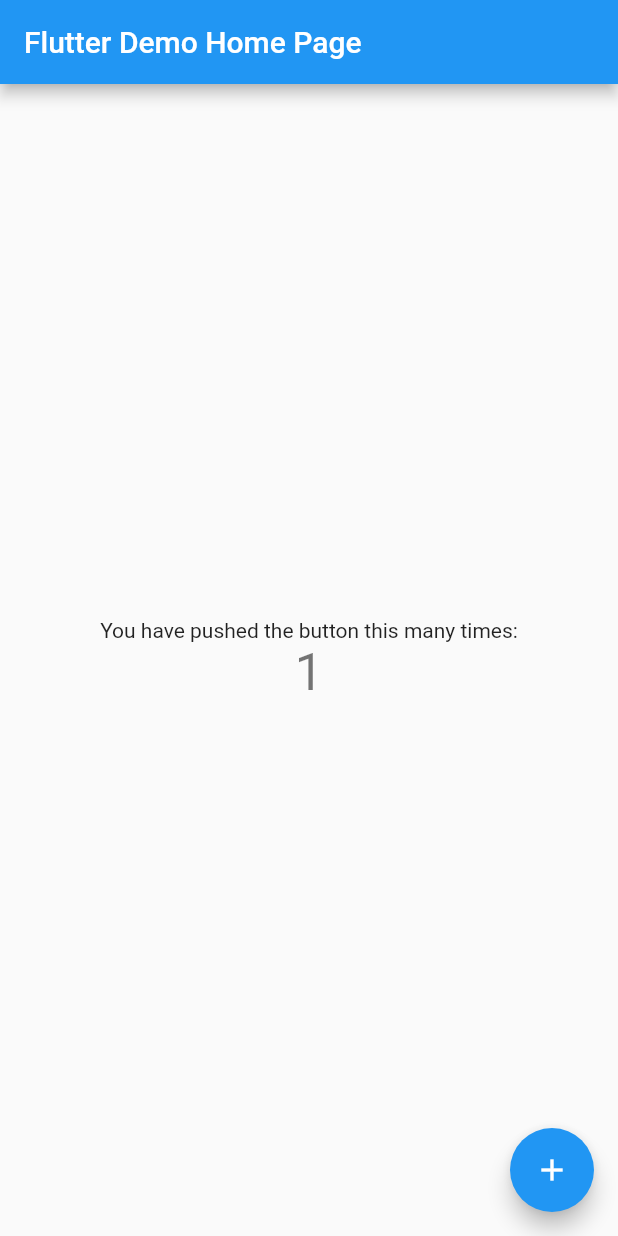
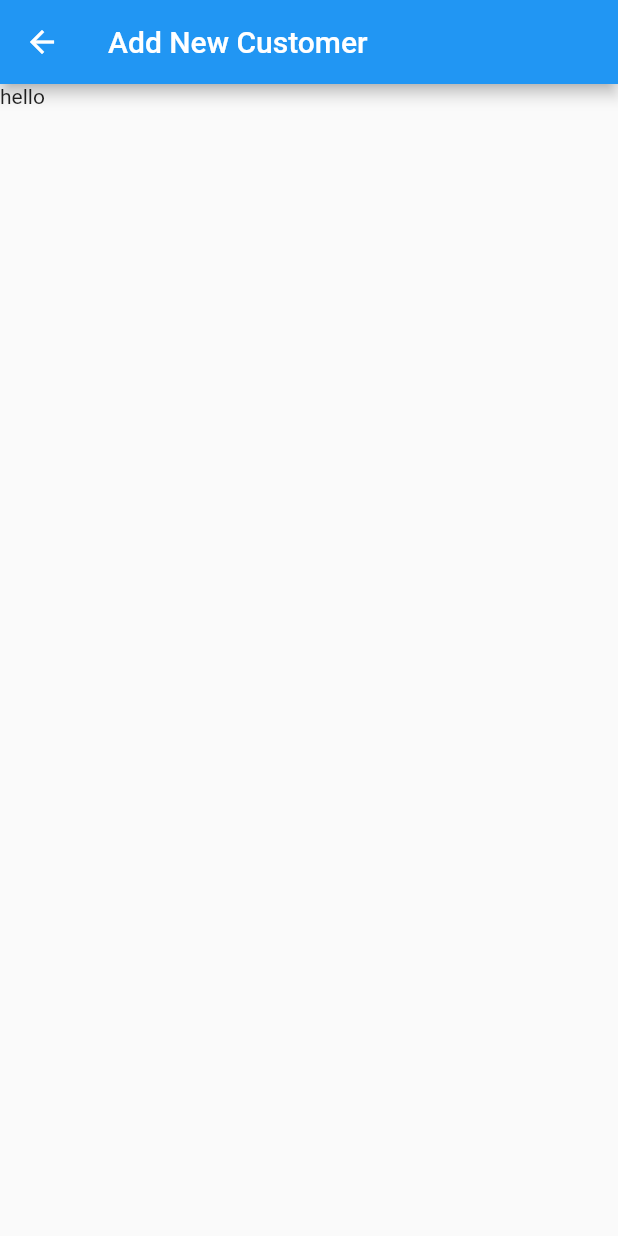
Before and after one commit to aarontong/raymondWork, a Flutter app: the screen it shows after launch, after a tap on the "add" icon, on a phone screen of 412 x 824 dp. Run offline on Flutter 3.47's test engine with Material 2 defaults, Android fonts, the phone set to English and light mode, and no system bars.

Commit message:
added page for inserting/searching customer/inventory

```diff
--- a/private_project/lib/main.dart
+++ b/private_project/lib/main.dart
@@ -1,10 +1,15 @@
 import 'package:flutter/material.dart';
+import 'package:private_project/widgets/inventory/addNewInventory.dart';
+import 'package:private_project/widgets/inventory/searchInventory.dart';
+import 'widgets/customer/addNewCustomer.dart';
+import 'widgets/customer/searchCustomer.dart';
 
 void main() {
   runApp(const MyApp());
 }
 
 class MyApp extends StatelessWidget {
+
   const MyApp({Key? key}) : super(key: key);
 
   // This widget is the root of your application.
@@ -25,12 +30,18 @@ class MyApp extends StatelessWidget {
         primarySwatch: Colors.blue,
       ),
       home: const MyHomePage(title: 'Flutter Demo Home Page'),
+      routes: {
+        addNewCustomerWidget.route: (context) => addNewCustomerWidget(title:"Add New Customer"),
+        addNewInventoryWidget.route: (context) => addNewInventoryWidget(title:"Add New Inventory"),
+
+      },
     );
   }
 }
 
 class MyHomePage extends StatefulWidget {
   const MyHomePage({Key? key, required this.title}) : super(key: key);
+
 
   // This widget is the home page of your application. It is stateful, meaning
   // that it has a State object (defined below) that contains fields that affect
@@ -48,16 +59,19 @@ class MyHomePage extends StatefulWidget {
 }
 
 class _MyHomePageState extends State<MyHomePage> {
-  int _counter = 0;
-
-  void _incrementCounter() {
+  int counter = 0;
+  List<Widget> tabs = [
+    searchCustomerWidget(title: "Search Customer"),
+    searchInventoryWidget(title: "Search Inventory"),
+  ];
+  void setPage(int index) {
     setState(() {
       // This call to setState tells the Flutter framework that something has
       // changed in this State, which causes it to rerun the build method below
       // so that the display can reflect the updated values. If we changed
       // _counter without calling setState(), then the build method would not be
       // called again, and so nothing would appear to happen.
-      _counter++;
+      this.counter = index;
     });
   }
 
@@ -70,46 +84,15 @@ class _MyHomePageState extends State<MyHomePage> {
     // fast, so that you can just rebuild anything that needs updating rather
     // than having to individually change instances of widgets.
     return Scaffold(
-      appBar: AppBar(
-        // Here we take the value from the MyHomePage object that was created by
-        // the App.build method, and use it to set our appbar title.
-        title: Text(widget.title),
-      ),
-      body: Center(
-        // Center is a layout widget. It takes a single child and positions it
-        // in the middle of the parent.
-        child: Column(
-          // Column is also a layout widget. It takes a list of children and
-          // arranges them vertically. By default, it sizes itself to fit its
-          // children horizontally, and tries to be as tall as its parent.
-          //
-          // Invoke "debug painting" (press "p" in the console, choose the
-          // "Toggle Debug Paint" action from the Flutter Inspector in Android
-          // Studio, or the "Toggle Debug Paint" command in Visual Studio Code)
-          // to see the wireframe for each widget.
-          //
-          // Column has various properties to control how it sizes itself and
-          // how it positions its children. Here we use mainAxisAlignment to
-          // center the children vertically; the main axis here is the vertical
-          // axis because Columns are vertical (the cross axis would be
-          // horizontal).
-          mainAxisAlignment: MainAxisAlignment.center,
-          children: <Widget>[
-            const Text(
-              'You have pushed the button this many times:',
-            ),
-            Text(
-              '$_counter',
-              style: Theme.of(context).textTheme.headline4,
-            ),
-          ],
-        ),
-      ),
-      floatingActionButton: FloatingActionButton(
-        onPressed: _incrementCounter,
-        tooltip: 'Increment',
-        child: const Icon(Icons.add),
-      ), // This trailing comma makes auto-formatting nicer for build methods.
+      body: tabs[counter],
+
+      bottomNavigationBar: BottomNavigationBar(items: const <BottomNavigationBarItem> [
+        BottomNavigationBarItem(icon: Icon(Icons.call),label: 'Customer'),
+        BottomNavigationBarItem(icon: Icon(Icons.mail),label: 'Inventory'),
+      ],currentIndex: counter,
+      onTap: (int index){
+        setPage(index);
+      },),
     );
   }
 }
--- /dev/null
+++ b/private_project/lib/widgets/customer/addNewCustomer.dart
@@ -0,0 +1,18 @@
+import 'package:flutter/material.dart';
+import 'package:flutter/widgets.dart';
+
+class addNewCustomerWidget extends StatelessWidget{
+addNewCustomerWidget({Key? key, required this.title}) : super(key: key);
+final String title;
+static String route = "/addNewCustomerWidget";
+
+@override
+Widget build(BuildContext context) {
+    // TODO: implement build
+    return new Scaffold(body: Text('hello'),appBar: AppBar(
+        // Here we take the value from the MyHomePage object that was created by
+        // the App.build method, and use it to set our appbar title.
+        title: Text(title),
+      ));
+}
+}
--- /dev/null
+++ b/private_project/lib/widgets/customer/searchCustomer.dart
@@ -0,0 +1,26 @@
+import 'package:flutter/material.dart';
+import 'package:flutter/widgets.dart';
+import 'package:private_project/widgets/customer/addNewCustomer.dart';
+class searchCustomerWidget extends StatefulWidget{
+  const searchCustomerWidget({Key? key, required this.title}) : super(key: key);
+  final String title;
+  static String route = "/searchCustomerWidget";
+
+  @override
+  State<searchCustomerWidget> createState() => searchCustomerState(title: title);
+
+}
+
+class searchCustomerState extends State<searchCustomerWidget>{
+  final String title;
+  searchCustomerState({Key? key, required this.title});
+
+  @override
+  Widget build(BuildContext context) {
+    // TODO: implement build
+    return Scaffold(body: Text('hello'),appBar: AppBar(title: Text(this.title),actions: [IconButton(onPressed: (){
+      Navigator.pushNamed(context, addNewCustomerWidget.route);
+    }, icon: Icon(Icons.add))],),);
+  }
+
+}
```
Also changed, not shown: private_project/lib/widgets/inventory/addNewInventory.dart (added, +18 -0 lines), private_project/lib/widgets/inventory/searchInventory.dart (added, +24 -0 lines), 3 other files.
